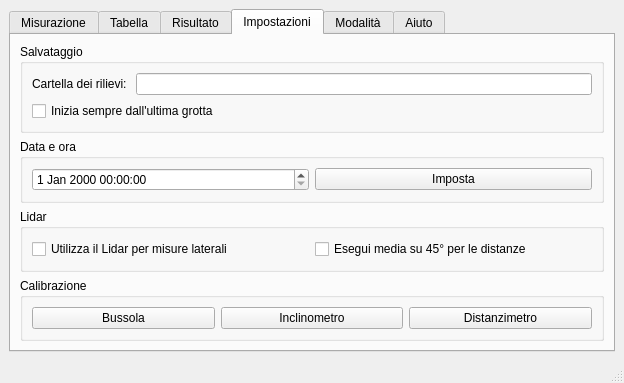
First picture: the form in charlotte/charlotte.ui, repository zorbaproject/Meatloaf, before the edit.
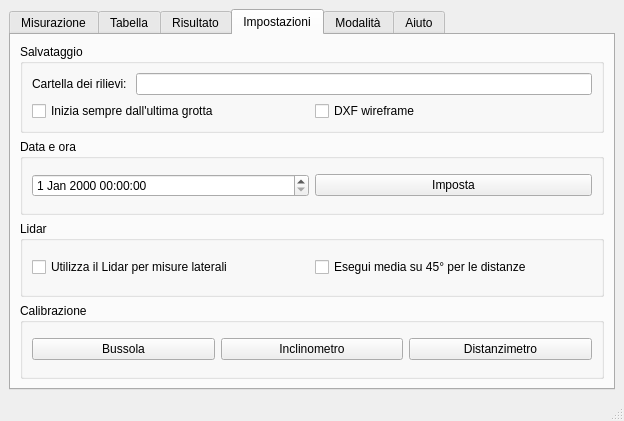
Second picture: the form after the edit. The open tabs and pages were chosen to show the change.

Commit message: wireframe lines in dxf

Patch:
```diff
--- a/charlotte/charlotte.ui
+++ b/charlotte/charlotte.ui
@@ -7,7 +7,7 @@
     <x>0</x>
     <y>0</y>
     <width>624</width>
-    <height>363</height>
+    <height>421</height>
    </rect>
   </property>
   <property name="windowTitle">
@@ -363,6 +363,8 @@
             </layout>
            </item>
            <item>
+            <layout class="QHBoxLayout" name="horizontalLayout_13">
+             <item>
             <widget class="QCheckBox" name="openlastcave">
              <property name="text">
               <string>Inizia sempre dall'ultima grotta</string>
@@ -371,6 +373,15 @@
               <bool>false</bool>
              </property>
             </widget>
+             </item>
+             <item>
+              <widget class="QCheckBox" name="dxfwire">
+               <property name="text">
+                <string>DXF wireframe</string>
+               </property>
+              </widget>
+             </item>
+            </layout>
            </item>
           </layout>
          </widget>
```
Left out of the diff: 2 changed lines with no effect on the pictures. Lines whose indentation alone changed are shown as unchanged. The commit also changes 1 other file.
